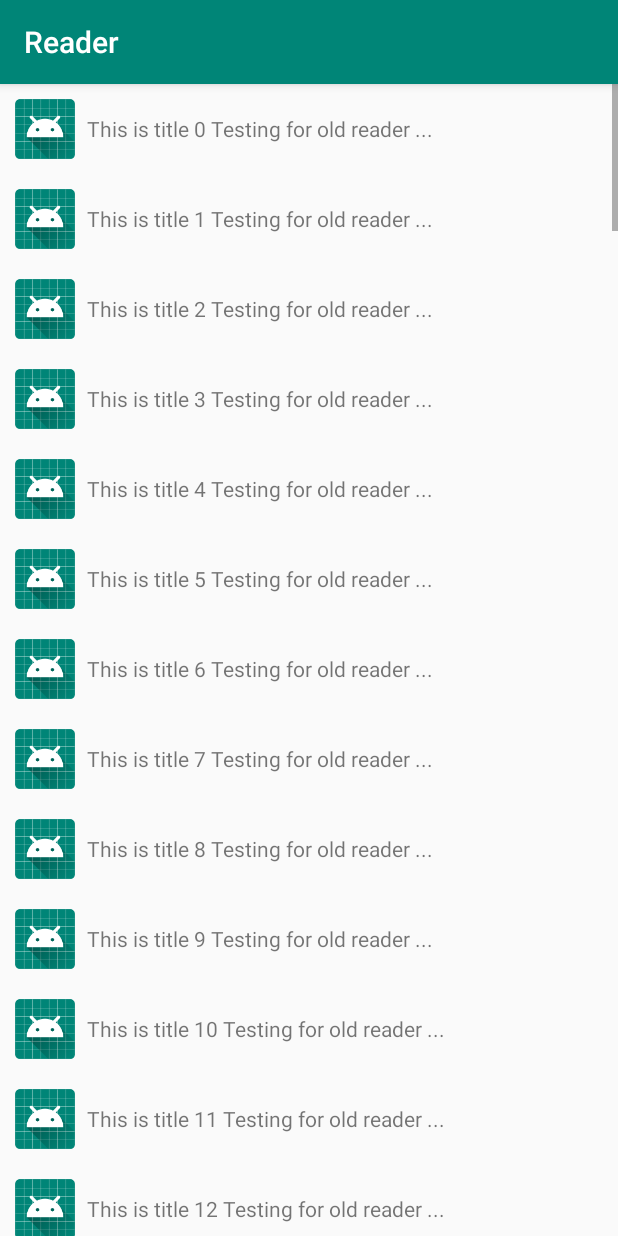
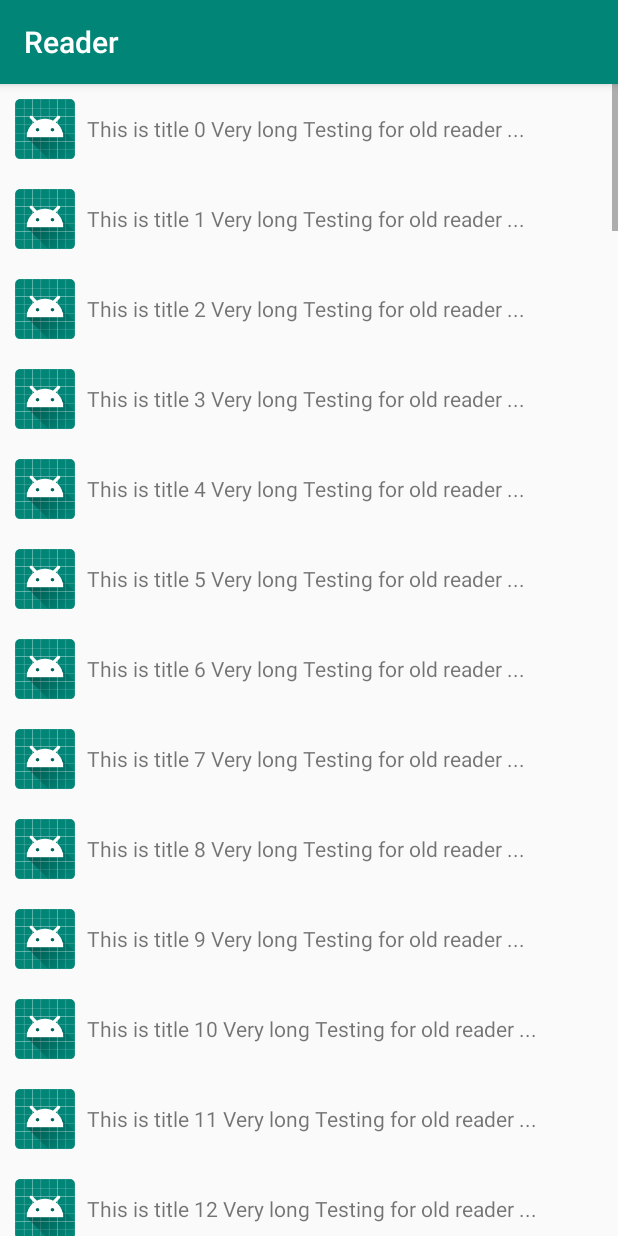
Before and after one commit to sssurvey/reader, an Android app: the fragment SourceTitleListFragment placed in its activity, on a phone screen of 412 x 824 dp. Run offline under Robolectric (Android 15) with nearby library versions, the light colour scheme and no system bars; our stand-ins replace Dagger/Hilt's generated code, RxJava; network calls fail.

Commit message:
test data edit

```diff
--- a/app/src/main/java/com/haomins/reader/fragments/list/SourceTitleListFragment.kt
+++ b/app/src/main/java/com/haomins/reader/fragments/list/SourceTitleListFragment.kt
@@ -57,7 +57,7 @@ class SourceTitleListFragment : Fragment() {
     @VisibleForTesting
     private fun populateArr() {
         for (i in 0..99) {
-            testTitleData.add("This is title ${i} Testing for old reader ...")
+            testTitleData.add("This is title ${i} Very long Testing for old reader ...")
         }
     }
 }
```
